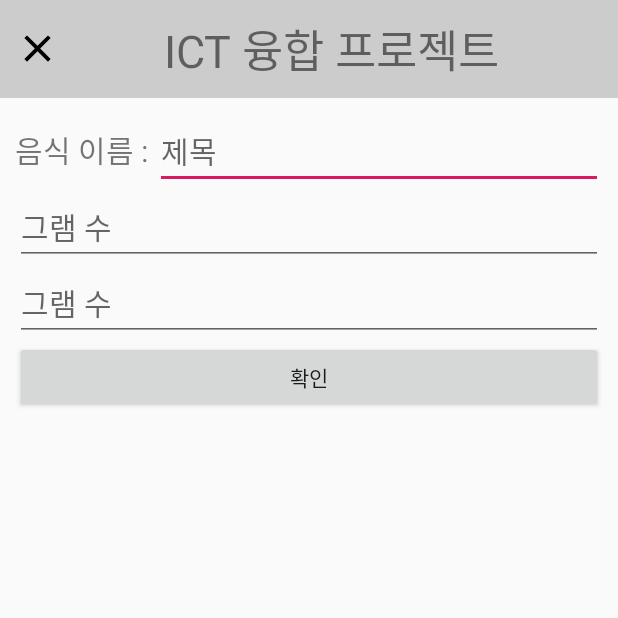
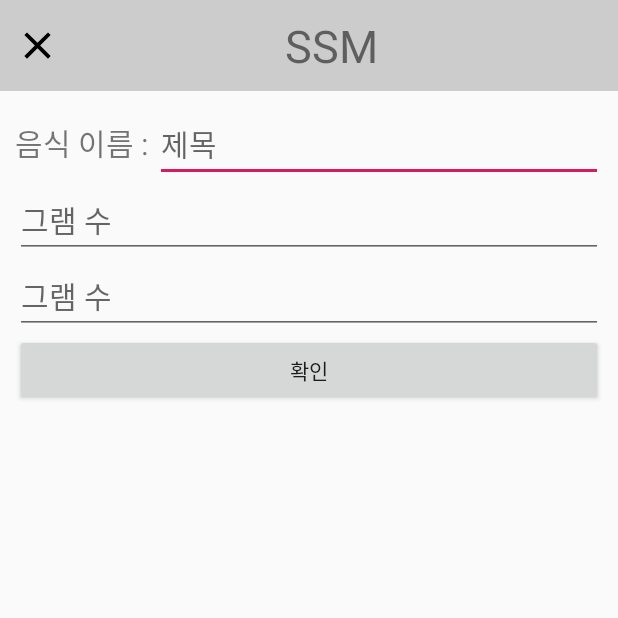
Before and after one commit to syun32/NOA20_SSM, an Android app: the AddActivity screen opened directly, with no data from a screen before it, on a phone screen of 412 x 824 dp, the top half of it. Run offline under Robolectric (Android 15) with nearby library versions, the phone set to English and light mode, and no system bars.

```diff
--- a/NOA_ICT/app/src/main/res/layout/activity_add.xml
+++ b/NOA_ICT/app/src/main/res/layout/activity_add.xml
@@ -25,7 +25,7 @@
             android:gravity="center"
             android:layout_gravity="center"
             android:textSize="30sp"
-            android:text="ICT 융합 프로젝트"/>
+            android:text="@string/TITLE_BAR"/>
 
     </LinearLayout>
 
--- a/NOA_ICT/app/src/main/res/layout/activity_main.xml
+++ b/NOA_ICT/app/src/main/res/layout/activity_main.xml
@@ -27,7 +27,7 @@
             android:gravity="center"
             android:layout_gravity="center"
             android:textSize="30sp"
-            android:text="ICT 융합 프로젝트"/>
+            android:text="@string/TITLE_BAR"/>
 
         <ImageButton
             android:id="@+id/main_ques"
--- a/NOA_ICT/app/src/main/res/layout/activity_play.xml
+++ b/NOA_ICT/app/src/main/res/layout/activity_play.xml
@@ -25,7 +25,7 @@
             android:gravity="center"
             android:layout_gravity="center"
             android:textSize="30sp"
-            android:text="ICT 융합 프로젝트"/>
+            android:text="@string/TITLE_BAR"/>
 
     </LinearLayout>
 
--- a/NOA_ICT/app/src/main/res/layout/activity_question.xml
+++ b/NOA_ICT/app/src/main/res/layout/activity_question.xml
@@ -26,7 +26,7 @@
             android:gravity="center"
             android:layout_gravity="center"
             android:textSize="30sp"
-            android:text="ICT 융합 프로젝트"/>
+            android:text="@string/TITLE_BAR"/>
 
         </LinearLayout>
     <ScrollView
--- a/NOA_ICT/app/src/main/res/values/strings.xml
+++ b/NOA_ICT/app/src/main/res/values/strings.xml
@@ -7,4 +7,5 @@
     <string name="prevTitle">prevTitle</string>
     <string name="DB_colCondiment0">condiment0</string>
     <string name="DB_colCondiment1">condiment1</string>
+    <string name="TITLE_BAR">SSM</string>
 </resources>
```
Also changed, not shown: 1 other file.
